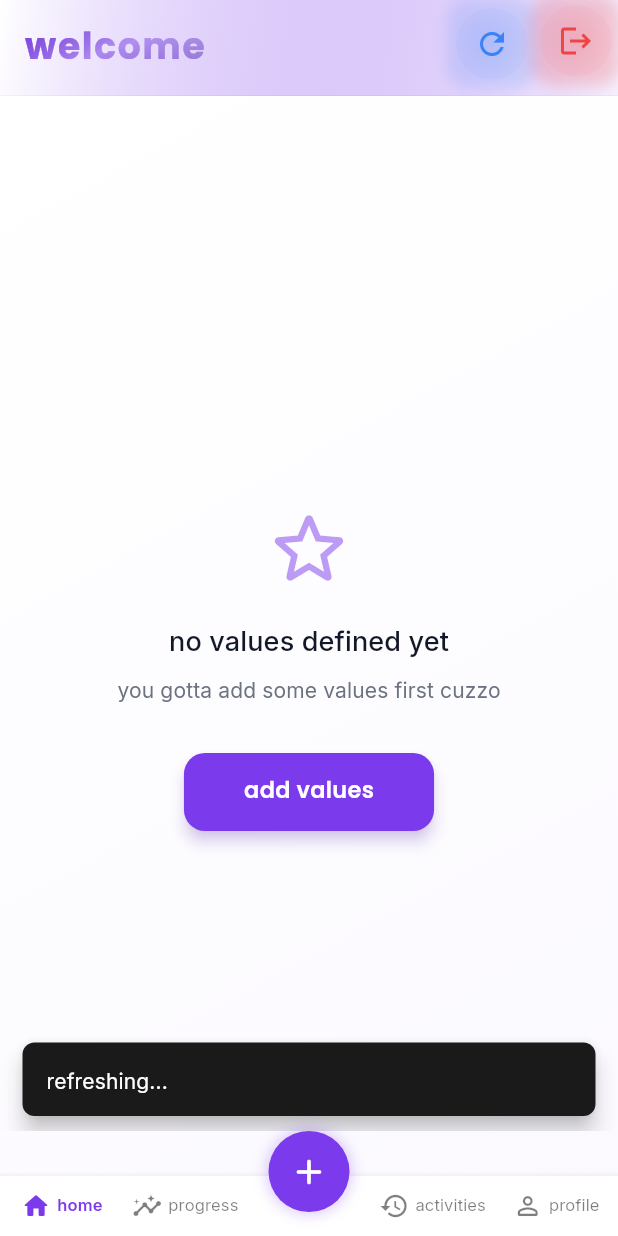
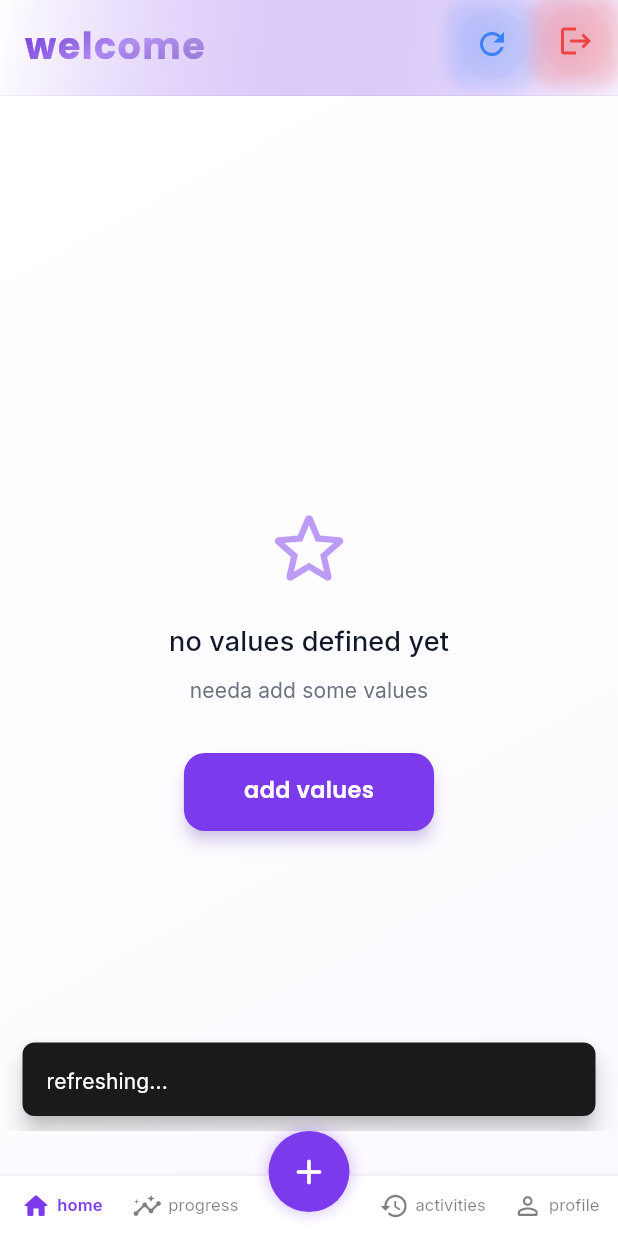
Before and after one commit to jwgillispie/tug, a Flutter app: the screen it shows once a user with an empty profile is signed in, after a tap on the "refresh" icon, on a phone screen of 412 x 824 dp. Run offline on Flutter 3.47's test engine with Material 3 defaults, Android fonts, the phone set to English and light mode, and no system bars; our stand-ins replace cloud_firestore, confetti, dio, equatable, firebase_auth, firebase_core and 7 more; missing offline and left inert: purchases_flutter; accounts and stored records are empty; generated files the repository leaves out were written again; network calls fail.

Commit message:
ui enhancements

```diff
--- a/tug/lib/blocs/auth/auth_bloc.dart
+++ b/tug/lib/blocs/auth/auth_bloc.dart
@@ -343,6 +343,8 @@ class AuthBloc extends Bloc<AuthEvent, AuthState> {
           return AuthError('No user found with this email', code: error.code);
         case 'wrong-password':
           return AuthError('Incorrect password', code: error.code);
+        case 'invalid-credential':
+          return AuthError('Invalid email or password. Please check your credentials and try again.', code: error.code);
         case 'email-already-in-use':
           return AuthError('This email is already registered',
               code: error.code);
--- a/tug/lib/blocs/subscription/subscription_bloc.dart
+++ b/tug/lib/blocs/subscription/subscription_bloc.dart
@@ -111,10 +111,8 @@ class SubscriptionBloc extends Bloc<SubscriptionEvent, SubscriptionState> {
     on<RestorePurchases>(_onRestorePurchases);
     on<LogoutSubscription>(_onLogoutSubscription);
 
-    // Initialize the subscription service
-    _subscriptionService.initialize();
-
-    // Listen to subscription status changes
+    // Note: SubscriptionService will be initialized lazily when first needed
+    // Listen to subscription status changes (will initialize when needed)
     _subscriptionStatusSubscription = _subscriptionService.onSubscriptionStatusChanged
         .listen((_) {
       // When subscription status changes, reload subscriptions
--- a/tug/lib/main.dart
+++ b/tug/lib/main.dart
@@ -66,10 +66,9 @@ Future<void> main() async {
       options: DefaultFirebaseOptions.currentPlatform,
     );
 
-    // Initialize RevenueCat for subscriptions
+    // Create SubscriptionService without initializing (lazy initialization)
     final subscriptionService = SubscriptionService();
-    await subscriptionService.initialize();
-    debugPrint('Subscription service initialized');
+    debugPrint('Subscription service created (will initialize when needed)');
 
     final apiService = ApiService();
     final authRepository = AuthRepository();
@@ -173,8 +172,7 @@ class _TugAppState extends State<TugApp> {
     // Load theme preference
     _themeBloc.add(ThemeLoaded());
 
-    // Load subscription state
-    _subscriptionBloc.add(LoadSubscriptions());
+    // Note: Subscription state will be loaded when user first visits subscription screen
 
     _router = GoRouter(
       initialLocation: '/splash', // Start at splash screen
--- a/tug/lib/screens/auth/login_screen.dart
+++ b/tug/lib/screens/auth/login_screen.dart
@@ -6,6 +6,7 @@ import 'package:go_router/go_router.dart';
 import '../../blocs/auth/auth_bloc.dart';
 import '../../utils/theme/colors.dart';
 import '../../utils/theme/buttons.dart';
+import '../../utils/loading_messages.dart';
 import '../../widgets/common/tug_text_field.dart';
 
 class LoginScreen extends StatefulWidget {
@@ -21,6 +22,7 @@ class _LoginScreenState extends State<LoginScreen> {
   final _passwordController = TextEditingController();
   bool _isLoading = false;
   String? _errorMessage;
+  String _loadingMessage = '';
 
   @override
   void dispose() {
@@ -49,6 +51,7 @@ class _LoginScreenState extends State<LoginScreen> {
           setState(() {
             _isLoading = true;
             _errorMessage = null;
+            _loadingMessage = LoadingMessages.getAuth();
           });
         } else {
           setState(() => _isLoading = false);
@@ -64,6 +67,11 @@ class _LoginScreenState extends State<LoginScreen> {
 
             // Navigate directly to home page
             context.go('/home');
+          } else if (state is AuthError) {
+            // Handle authentication errors
+            setState(() {
+              _errorMessage = state.message;
+            });
           }
         }
       },
@@ -95,7 +103,7 @@ class _LoginScreenState extends State<LoginScreen> {
                     Container(
                       padding: const EdgeInsets.all(12),
                       decoration: BoxDecoration(
-                        color: TugColors.error.withOpacity(0.1),
+                        color: TugColors.error.withValues(alpha: 0.1),
                         borderRadius: BorderRadius.circular(8),
                       ),
                       child: Row(
@@ -170,13 +178,26 @@ class _LoginScreenState extends State<LoginScreen> {
                       child: Padding(
                         padding: const EdgeInsets.symmetric(vertical: 4),
                         child: _isLoading
-                            ? const SizedBox(
+                            ? Row(
+                                mainAxisSize: MainAxisSize.min,
+                                children: [
+                                  const SizedBox(
                                     height: 20,
                                     width: 20,
                                     child: CircularProgressIndicator(
                                       strokeWidth: 2,
                                       color: Colors.white,
                                     ),
+                                  ),
+                                  const SizedBox(width: 12),
+                                  Flexible(
+                                    child: Text(
+                                      _loadingMessage,
+                                      style: const TextStyle(color: Colors.white),
+                                      overflow: TextOverflow.ellipsis,
+                                    ),
+                                  ),
+                                ],
                               )
                             : const Text('sign in'),
                       ),
--- a/tug/lib/screens/home/home_screen.dart
+++ b/tug/lib/screens/home/home_screen.dart
@@ -8,6 +8,7 @@ import 'package:tug/blocs/values/bloc/values_event.dart';
 import 'package:tug/blocs/values/bloc/values_state.dart';
 import 'package:tug/utils/cosmic_particles.dart';
 import 'package:tug/utils/quantum_effects.dart';
+import 'package:tug/utils/loading_messages.dart';
 import 'package:tug/widgets/home/activity_chart.dart';
 import '../../blocs/auth/auth_bloc.dart';
 import '../../utils/theme/colors.dart';
@@ -202,8 +203,22 @@ class _HomeScreenState extends State<HomeScreen> with SingleTickerProviderStateM
               if (state is ValuesLoading && _isFirstLoad) {
                 // Only show loading indicator on first load
                 _isFirstLoad = false;
-                return const Center(
-                  child: CircularProgressIndicator(),
+                return Center(
+                  child: Column(
+                    mainAxisAlignment: MainAxisAlignment.center,
+                    children: [
+                      const CircularProgressIndicator(),
+                      const SizedBox(height: 16),
+                      Text(
+                        LoadingMessages.getValues(),
+                        style: TextStyle(
+                          color: isDarkMode ? TugColors.darkTextSecondary : TugColors.lightTextSecondary,
+                          fontSize: 16,
+                        ),
+                        textAlign: TextAlign.center,
+                      ),
+                    ],
+                  ),
                 );
               }
 
@@ -249,7 +264,7 @@ class _HomeScreenState extends State<HomeScreen> with SingleTickerProviderStateM
                         ),
                         const SizedBox(height: 8),
                         Text(
-                          'you gotta add some values first cuzzo',
+                          'needa add some values',
                           style: TextStyle(
                             color: isDarkMode
                                 ? TugColors.darkTextSecondary
@@ -378,7 +393,7 @@ class _HomeScreenState extends State<HomeScreen> with SingleTickerProviderStateM
                                 ),
                               ),
                               subtitle: Text(
-                                'Importance: ${value.importance}',
+                                'importance: ${value.importance}',
                                 style: TextStyle(
                                   color: isDarkMode
                                       ? TugColors.darkTextSecondary
@@ -762,21 +777,22 @@ class _HomeScreenState extends State<HomeScreen> with SingleTickerProviderStateM
           ),
         ],
       ),
-      child: const Center(
+      child: Center(
         child: Column(
           mainAxisAlignment: MainAxisAlignment.center,
           children: [
-            CircularProgressIndicator(
+            const CircularProgressIndicator(
               color: Colors.white,
               strokeWidth: 3,
             ),
-            SizedBox(height: 16),
+            const SizedBox(height: 16),
             Text(
-              'loading your activity data...',
-              style: TextStyle(
+              LoadingMessages.getActivities(),
+              style: const TextStyle(
                 color: Colors.white,
                 fontSize: 16,
               ),
+              textAlign: TextAlign.center,
             ),
           ],
         ),
--- a/tug/lib/screens/rankings/rankings_screen.dart
+++ b/tug/lib/screens/rankings/rankings_screen.dart
@@ -6,6 +6,7 @@ import 'package:tug/models/ranking_model.dart';
 import 'package:tug/services/rankings_service.dart';
 import 'package:tug/utils/theme/colors.dart';
 import 'package:tug/utils/animations.dart';
+import 'package:tug/utils/loading_messages.dart';
 import 'package:tug/widgets/subscription/premium_feature.dart';
 
 class RankingsScreen extends StatefulWidget {
@@ -463,7 +464,7 @@ class _RankingsScreenState extends State<RankingsScreen> {
               beginOffset: const Offset(0, 10),
               delay: const Duration(milliseconds: 300),
               child: Text(
-                'Loading Rankings...',
+                LoadingMessages.getRankings(),
                 style: TextStyle(
                   fontSize: 16,
                   fontWeight: FontWeight.w500,
--- a/tug/lib/utils/legal_documents_manager.dart
+++ b/tug/lib/utils/legal_documents_manager.dart
@@ -12,7 +12,7 @@ class LegalDocumentsManager {
   LegalDocumentsManager._internal();
 
   // App version
-  static const String appVersion = '1.0.0';
+  static const String appVersion = '2.0.0';
 
   // Document version dates
   static const String termsVersion = '2025-04-01';
--- /dev/null
+++ b/tug/lib/utils/loading_messages.dart
@@ -0,0 +1,124 @@
+import 'dart:math';
+
+class LoadingMessages {
+  static final Random _random = Random();
+
+  // General loading messages
+  static const List<String> _general = [
+    'tugging on some data...',
+    'aligning the cosmic forces...',
+    'calculating your awesomeness...',
+    'brewing some digital magic...',
+    'summoning the quantum particles...',
+    'consulting the value oracle...',
+    'spinning up the hamster wheels...',
+    'asking the universe nicely...',
+    'untangling the cosmic strings...',
+    'polishing the quantum bits...',
+    'calibrating the awesome meter...',
+    'loading pixels with love...',
+    'downloading more RAM... just kidding!',
+    'convincing electrons to behave...',
+    'negotiating with the servers...',
+  ];
+
+  // Authentication specific messages
+  static const List<String> _auth = [
+    'verifying your magnificence...',
+    'checking if you\'re really you...',
+    'consulting the identity matrix...',
+    'validating your cosmic signature...',
+    'authenticating your awesomeness...',
+    'confirming you\'re not a robot... probably...',
+    'checking your vibe credentials...',
+    'verifying your quantum passport...',
+    'making sure you\'re the chosen one...',
+    'authenticating with the universe...',
+  ];
+
+  // Values specific messages
+  static const List<String> _values = [
+    'aligning your moral compass...',
+    'calculating value coefficients...',
+    'organizing your priorities...',
+    'consulting your inner wisdom...',
+    'calibrating the importance meter...',
+    'weighing what truly matters...',
+    'discovering your core essence...',
+    'mapping your value constellation...',
+    'tuning your authenticity frequency...',
+    'synchronizing with your true self...',
+  ];
+
+  // Activities specific messages
+  static const List<String> _activities = [
+    'tracking your legendary deeds...',
+    'chronicling your epic journey...',
+    'measuring your impact on reality...',
+    'calculating your value alignment...',
+    'documenting your awesome progress...',
+    'analyzing your daily victories...',
+    'computing your streak potential...',
+    'tallying your meaningful moments...',
+    'recording your life\'s greatest hits...',
+    'quantifying your awesomeness...',
+  ];
+
+  // Rankings specific messages
+  static const List<String> _rankings = [
+    'consulting the leaderboard gods...',
+    'calculating your cosmic ranking...',
+    'determining your legendary status...',
+    'comparing notes with the universe...',
+    'checking who\'s crushing it...',
+    'measuring the competition...',
+    'updating the hall of fame...',
+    'computing your standing among legends...',
+    'ranking the value warriors...',
+    'sorting the champions...',
+  ];
+
+  // Progress specific messages
+  static const List<String> _progress = [
+    'charting your epic journey...',
+    'mapping your growth trajectory...',
+    'calculating your evolution rate...',
+    'measuring your transformation...',
+    'plotting your success story...',
+    'analyzing your improvement curve...',
+    'tracking your level-up progress...',
+    'documenting your glow-up...',
+    'measuring your boss-level gains...',
+    'charting your path to greatness...',
+  ];
+
+  static String getGeneral() => _general[_random.nextInt(_general.length)];
+  static String getAuth() => _auth[_random.nextInt(_auth.length)];
+  static String getValues() => _values[_random.nextInt(_values.length)];
+  static String getActivities() => _activities[_random.nextInt(_activities.length)];
+  static String getRankings() => _rankings[_random.nextInt(_rankings.length)];
+  static String getProgress() => _progress[_random.nextInt(_progress.length)];
+
+  // Get a message based on context
+  static String getByContext(String context) {
+    switch (context.toLowerCase()) {
+      case 'auth':
+      case 'login':
+      case 'signup':
+      case 'authentication':
+        return getAuth();
+      case 'values':
+        return getValues();
+      case 'activities':
+      case 'activity':
+        return getActivities();
+      case 'rankings':
+      case 'leaderboard':
+        return getRankings();
+      case 'progress':
+        return getProgress();
+      default:
+        return getGeneral();
+    }
+  }
+}
--- a/tug/lib/widgets/tug_of_war/enhanced_tug_of_war_widget.dart
+++ b/tug/lib/widgets/tug_of_war/enhanced_tug_of_war_widget.dart
@@ -726,7 +726,7 @@ class _EnhancedTugOfWarWidgetState extends State<EnhancedTugOfWarWidget> with Si
                       ),
                       const SizedBox(width: 6),
                       Text(
-                        'Stated Values',
+                        'stated values',
                         style: TextStyle(
                           fontSize: 12,
                           fontWeight: FontWeight.w500,
@@ -824,7 +824,7 @@ class _EnhancedTugOfWarWidgetState extends State<EnhancedTugOfWarWidget> with Si
               const SizedBox(height: 8),
               Center(
                 child: Text(
-                  'Try tugging the rope!',
+                  'try tugging the rope!',
                   style: TextStyle(
                     fontSize: 10,
                     color: Colors.grey.withOpacity(0.8),
--- a/tug/lib/widgets/tug_of_war/tug_of_war_widget.dart
+++ b/tug/lib/widgets/tug_of_war/tug_of_war_widget.dart
@@ -444,7 +444,7 @@ class _TugOfWarWidgetState extends State<TugOfWarWidget> with SingleTickerProvid
                           ),
                           const SizedBox(width: 6),
                           Text(
-                            'Stated Values',
+                            'stated values',
                             style: TugTextStyles.label.copyWith(
                               color: _valueColor,
                               fontWeight: FontWeight.w500,
--- a/tug/pubspec.yaml
+++ b/tug/pubspec.yaml
@@ -1,7 +1,7 @@
 name: tug
 description: A tug-of-war style value alignment tracker
 publish_to: 'none'
-version: 1.0.0+1
+version: 2.0.0+1
 
 environment:
   sdk: '>=3.0.0 <4.0.0'
```
Also changed, not shown: tug/lib/screens/about/about_screen.dart (+7 -6 lines), tug/lib/screens/auth/signup_screen.dart (+17 -1 lines), tug/lib/screens/profile/profile_screen.dart (+2 -5 lines), tug/lib/screens/progress/progress_screen.dart (+49 -11 lines), tug/lib/screens/values/values_input_screen.dart (+5 -5 lines). Lines whose indentation alone changed are shown as unchanged.
